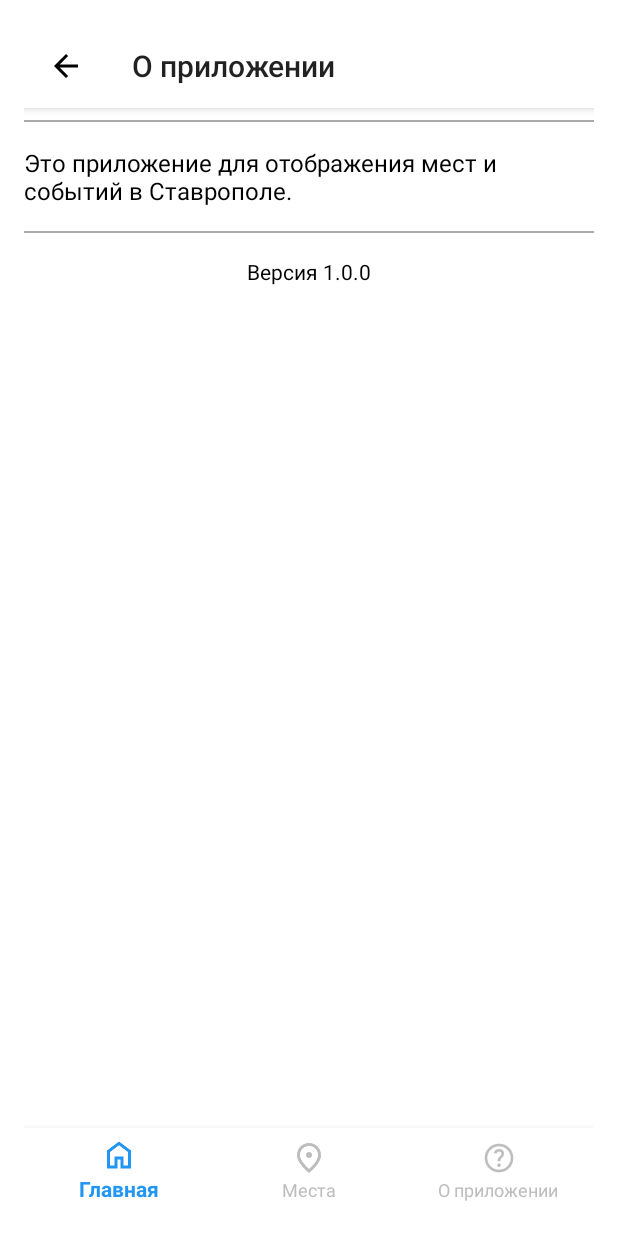
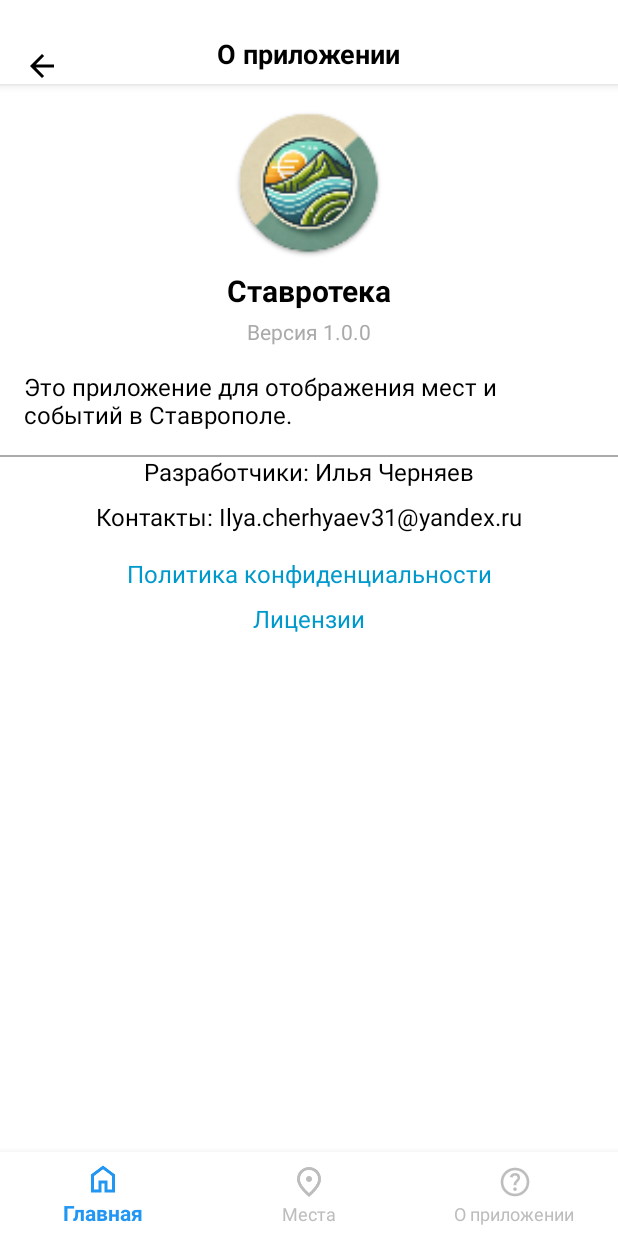
Before and after one commit to Plyshkaa/StavropolApp, an Android app built with Jetpack Compose: the screen it shows after launch (AboutScreen), item 3 of the bottom bar chosen, on a phone screen of 412 x 824 dp. Run offline under Robolectric (Android 15) with nearby library versions, the phone set to English and light mode, and no system bars.

Commit message:
Добавил описание и картинки на экран о приложении

```diff
--- a/app/src/main/java/com/example/stavropolplacesapp/about/AboutScreen.kt
+++ b/app/src/main/java/com/example/stavropolplacesapp/about/AboutScreen.kt
@@ -7,6 +7,7 @@ import com.example.stavropolplacesapp.R
 
 import android.os.Bundle
 import android.view.View
+import android.widget.TextView
 import androidx.appcompat.widget.Toolbar
 import androidx.core.content.ContextCompat
 import com.example.stavropolplacesapp.MainActivity
@@ -43,15 +44,12 @@ class AboutScreen : AppCompatActivity() {
             }
         }
 
-        val toolbar: androidx.appcompat.widget.Toolbar = findViewById(R.id.toolbar_about)
+        val toolbar: Toolbar = findViewById(R.id.toolbar_about)
         setSupportActionBar(toolbar)
-        supportActionBar?.title = "О приложении" // Устанавливаем заголовок
         supportActionBar?.setDisplayHomeAsUpEnabled(true)
-        supportActionBar?.setDisplayShowTitleEnabled(true) // Должно быть true для отображения заголовка
+        supportActionBar?.setDisplayShowTitleEnabled(false)
+        supportActionBar?.title = "О приложении"
 
-
-        // Устанавливаем заголовок для тулбара
-        supportActionBar?.title = "О приложении"
 
         // Устанавливаем иконку назад и цвет
         toolbar.navigationIcon = ContextCompat.getDrawable(this, R.drawable.ic_arrow_back)
--- a/app/src/main/res/layout/activity_about.xml
+++ b/app/src/main/res/layout/activity_about.xml
@@ -1,72 +1,163 @@
-<?xml version="1.0" encoding="utf-8"?>
-<LinearLayout xmlns:android="http://schemas.android.com/apk/res/android"
+<androidx.constraintlayout.widget.ConstraintLayout
+    xmlns:android="http://schemas.android.com/apk/res/android"
     xmlns:app="http://schemas.android.com/apk/res-auto"
+    xmlns:tools="http://schemas.android.com/tools"
     android:layout_width="match_parent"
     android:layout_height="match_parent"
-    android:orientation="vertical"
     android:background="@android:color/white"
-    android:padding="16dp"
-    android:gravity="center_horizontal">
+    tools:context=".about.AboutScreen"
+    android:fitsSystemWindows="true">
 
-    <!-- Тулбар -->
+    <!-- Тулбар с кастомным заголовком по центру -->
     <androidx.appcompat.widget.Toolbar
         android:id="@+id/toolbar_about"
         android:layout_width="match_parent"
         android:layout_height="?attr/actionBarSize"
         android:elevation="4dp"
+        android:navigationIcon="@drawable/ic_arrow_back"
         android:background="@android:color/white"
-        android:navigationIcon="@drawable/ic_arrow_back"
-        android:titleTextColor="@android:color/black" />
+        android:paddingTop="16dp"
+        app:layout_constraintTop_toTopOf="parent"
+        app:layout_constraintStart_toStartOf="parent"
+        app:layout_constraintEnd_toEndOf="parent">
 
-    <!-- Разделитель под тулбаром -->
+        <!-- Текстовое поле для заголовка по центру -->
+        <TextView
+            android:id="@+id/toolbar_title"
+            android:layout_width="wrap_content"
+            android:layout_height="wrap_content"
+            android:layout_gravity="center"
+            android:text="О приложении"
+            android:textSize="18sp"
+            android:textStyle="bold"
+            android:textColor="@android:color/black" />
+    </androidx.appcompat.widget.Toolbar>
+
+    <!-- Логотип приложения -->
+    <ImageView
+        android:id="@+id/app_logo"
+        android:layout_width="100dp"
+        android:layout_height="100dp"
+        android:src="@mipmap/logo_app"
+        android:layout_marginTop="16dp"
+        android:contentDescription="Логотип приложения"
+        app:layout_constraintTop_toBottomOf="@id/toolbar_about"
+        app:layout_constraintStart_toStartOf="parent"
+        app:layout_constraintEnd_toEndOf="parent" />
+
+    <!-- Название приложения и версия -->
+    <TextView
+        android:id="@+id/app_name"
+        android:layout_width="wrap_content"
+        android:layout_height="wrap_content"
+        android:text="Ставротека"
+        android:textColor="@android:color/black"
+        android:textSize="20sp"
+        android:textStyle="bold"
+        android:layout_marginTop="8dp"
+        app:layout_constraintTop_toBottomOf="@id/app_logo"
+        app:layout_constraintStart_toStartOf="parent"
+        app:layout_constraintEnd_toEndOf="parent" />
+
+    <TextView
+        android:id="@+id/app_version"
+        android:layout_width="wrap_content"
+        android:layout_height="wrap_content"
+        android:text="Версия 1.0.0"
+        android:textColor="@android:color/darker_gray"
+        android:textSize="14sp"
+        android:layout_marginTop="4dp"
+        app:layout_constraintTop_toBottomOf="@id/app_name"
+        app:layout_constraintStart_toStartOf="parent"
+        app:layout_constraintEnd_toEndOf="parent" />
+
+    <!-- Описание приложения с отступами -->
+    <TextView
+        android:id="@+id/description_text"
+        android:layout_width="match_parent"
+        android:layout_height="wrap_content"
+        android:layout_marginTop="16dp"
+        android:layout_marginStart="16dp"
+        android:layout_marginEnd="16dp"
+        android:text="Это приложение для отображения мест и событий в Ставрополе."
+        android:textColor="@android:color/black"
+        android:textSize="16sp"
+        app:layout_constraintTop_toBottomOf="@id/app_version"
+        app:layout_constraintStart_toStartOf="parent"
+        app:layout_constraintEnd_toEndOf="parent" />
+
+    <!-- Разделитель -->
     <View
         android:layout_width="match_parent"
         android:layout_height="1dp"
         android:background="@android:color/darker_gray"
-        android:layout_marginTop="8dp" />
+        android:layout_marginTop="16dp"
+        app:layout_constraintTop_toBottomOf="@id/description_text" />
 
-    <!-- Описание приложения -->
+    <!-- Информация о разработчиках -->
     <TextView
-        android:id="@+id/description_text"
+        android:id="@+id/developer_info"
         android:layout_width="wrap_content"
         android:layout_height="wrap_content"
         android:layout_marginTop="16dp"
-        android:text="Это приложение для отображения мест и событий в Ставрополе."
+        android:text="Разработчики: Илья Черняев"
         android:textColor="@android:color/black"
-        android:textSize="16sp" />
+        android:textSize="16sp"
+        app:layout_constraintTop_toBottomOf="@id/description_text"
+        app:layout_constraintStart_toStartOf="parent"
+        app:layout_constraintEnd_toEndOf="parent" />
 
-    <!-- Разделитель между блоками -->
-    <View
-        android:layout_width="match_parent"
-        android:layout_height="1dp"
-        android:background="@android:color/darker_gray"
-        android:layout_marginTop="16dp" />
+    <!-- Контактные данные -->
+    <TextView
+        android:id="@+id/contact_info"
+        android:layout_width="wrap_content"
+        android:layout_height="wrap_content"
+        android:layout_marginTop="8dp"
+        android:text="Контакты: Ilya.cherhyaev31@yandex.ru"
+        android:textColor="@android:color/black"
+        android:textSize="16sp"
+        app:layout_constraintTop_toBottomOf="@id/developer_info"
+        app:layout_constraintStart_toStartOf="parent"
+        app:layout_constraintEnd_toEndOf="parent" />
 
-    <!-- Версия приложения -->
+    <!-- Ссылки на политику конфиденциальности и лицензии -->
     <TextView
-        android:id="@+id/version_text"
+        android:id="@+id/privacy_policy"
         android:layout_width="wrap_content"
         android:layout_height="wrap_content"
         android:layout_marginTop="16dp"
-        android:text="Версия 1.0.0"
-        android:textColor="@android:color/black"
-        android:textSize="14sp" />
+        android:text="Политика конфиденциальности"
+        android:textColor="@android:color/holo_blue_dark"
+        android:textSize="16sp"
+        android:clickable="true"
+        app:layout_constraintTop_toBottomOf="@id/contact_info"
+        app:layout_constraintStart_toStartOf="parent"
+        app:layout_constraintEnd_toEndOf="parent" />
 
-    <!-- Фрейм для фрагментов -->
-    <FrameLayout
-        android:id="@+id/fragment_container"
-        android:layout_width="match_parent"
-        android:layout_height="0dp"
-        android:layout_weight="1" />
+    <TextView
+        android:id="@+id/licenses"
+        android:layout_width="wrap_content"
+        android:layout_height="wrap_content"
+        android:layout_marginTop="8dp"
+        android:text="Лицензии"
+        android:textColor="@android:color/holo_blue_dark"
+        android:textSize="16sp"
+        android:clickable="true"
+        app:layout_constraintTop_toBottomOf="@id/privacy_policy"
+        app:layout_constraintStart_toStartOf="parent"
+        app:layout_constraintEnd_toEndOf="parent" />
 
-    <!-- Панель навигации -->
+    <!-- Панель навигации внизу -->
     <com.google.android.material.bottomnavigation.BottomNavigationView
         android:id="@+id/bottom_navigation_view"
         android:layout_width="match_parent"
         android:layout_height="wrap_content"
         app:menu="@menu/bottom_nav_menu"
+        android:background="@android:color/white"
         app:itemIconTint="@color/nav_item_color_state"
         app:itemTextColor="@color/nav_item_color_state"
-        app:labelVisibilityMode="labeled"
-        android:background="@android:color/white" />
-</LinearLayout>
+        app:layout_constraintBottom_toBottomOf="parent"
+        app:layout_constraintStart_toStartOf="parent"
+        app:layout_constraintEnd_toEndOf="parent" />
+
+</androidx.constraintlayout.widget.ConstraintLayout>
```
